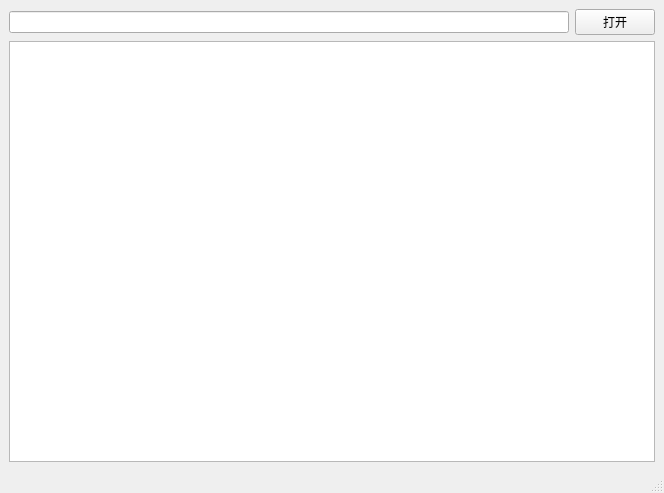
This is pyqt/pyqt显示图片/form1.ui in 102757017/basic as Qt 5 draws it before an edit. The edited form follows.
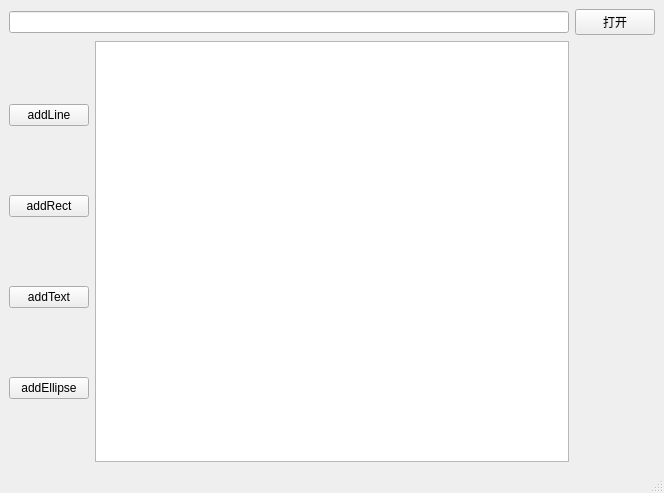
This is the edited form.

Commit message: 添加了绘制item到graphicsView中

Patch:
```diff
--- a/pyqt/pyqt显示图片/form1.ui
+++ b/pyqt/pyqt显示图片/form1.ui
@@ -25,7 +25,41 @@
       </property>
      </widget>
     </item>
-    <item row="1" column="0" colspan="2">
+    <item row="1" column="0">
+     <layout class="QHBoxLayout" name="horizontalLayout">
+      <item>
+       <layout class="QVBoxLayout" name="verticalLayout">
+        <item>
+         <widget class="QPushButton" name="pushButton_2">
+          <property name="text">
+           <string>addLine</string>
+          </property>
+         </widget>
+        </item>
+        <item>
+         <widget class="QPushButton" name="pushButton_3">
+          <property name="text">
+           <string>addRect</string>
+          </property>
+         </widget>
+        </item>
+        <item>
+         <widget class="QPushButton" name="pushButton_4">
+          <property name="text">
+           <string>addText</string>
+          </property>
+         </widget>
+        </item>
+        <item>
+         <widget class="QPushButton" name="pushButton_5">
+          <property name="text">
+           <string>addEllipse</string>
+          </property>
+         </widget>
+        </item>
+       </layout>
+      </item>
+      <item>
      <widget class="QGraphicsView" name="graphicsView">
       <property name="sizePolicy">
        <sizepolicy hsizetype="Expanding" vsizetype="Expanding">
@@ -40,6 +74,8 @@
        <enum>QGraphicsView::MinimalViewportUpdate</enum>
       </property>
      </widget>
+      </item>
+     </layout>
     </item>
    </layout>
   </widget>
```
Lines whose indentation alone changed are shown as unchanged. The commit also changes 1 other file.
